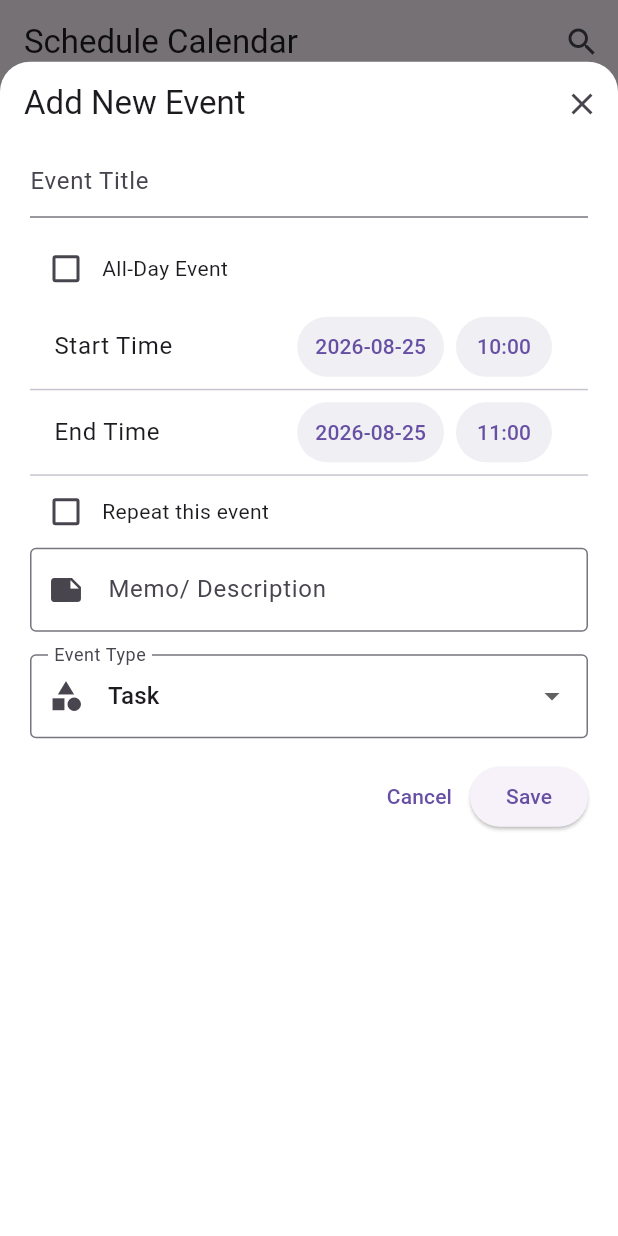
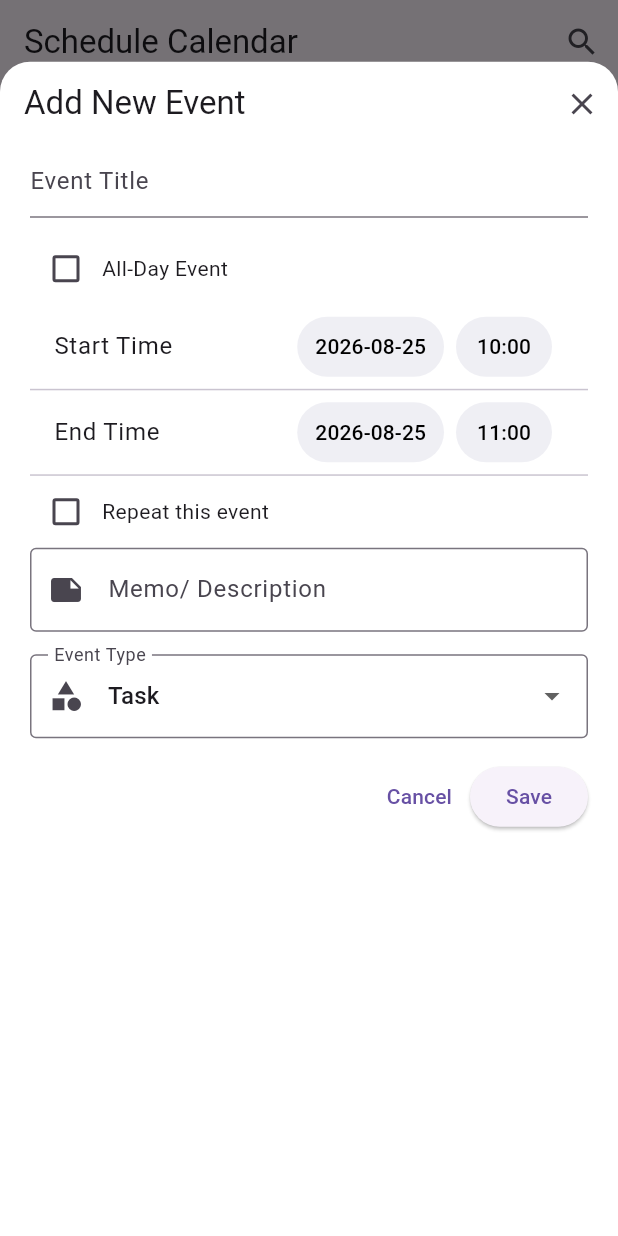
Before and after one commit to starwars-k/SceduleCalendar, a Flutter app: the screen it shows after launch, after a tap on the "add" icon, on a phone screen of 412 x 824 dp. Run offline on Flutter 3.47's test engine with Material 3 defaults, Android fonts, the light colour scheme and no system bars; drawn by our look-alikes of table_calendar; network calls fail.

```diff
--- a/calendar_frontend/lib/main.dart
+++ b/calendar_frontend/lib/main.dart
@@ -21,9 +21,11 @@ void main() => runApp(
             builder: (context, isLoading, child){
               if(!isLoading) return const SizedBox.shrink();
               return Container(
-                color: Colors.black.withOpacity(0.5),
+                color: Colors.black.withOpacity(0.3),
                 child: const Center(
-                  child: CircularProgressIndicator(),
+                  child: CircularProgressIndicator(
+                    color: Colors.black,
+                  ),
                 )
               );
             }
@@ -55,7 +57,7 @@ class _CalendarPageState extends State<CalendarPage> {
   bool _isAllDay = false; // New variable to track if the event is all-day
   bool _isRepeating = false;
   bool _endOn = false;
-  String _searchQuery = '';
+  //String _searchQuery = '';
   final bool _isSearching = false;
   DateTime _repeatEndDate = DateTime.now().add(const Duration(days: 1)); // Default repeat end date
   CalendarFormat _calendarFormat = CalendarFormat.month;
@@ -155,7 +157,7 @@ class _CalendarPageState extends State<CalendarPage> {
                         decoration: const InputDecoration(hintText: "Event Title"),
                       ),
                       const SizedBox(height: 10),
-                      // 3. All-Day Event Checkbox
+                      // 2. All-Day Event Checkbox
                       Row(
                         children: [
                           Checkbox(
@@ -177,7 +179,7 @@ class _CalendarPageState extends State<CalendarPage> {
                         ],
                       ),
                       if(!_isAllDay)...[
-                        // 4. Start Date & Time Picker
+                        // 3. Start Date & Time Picker
                         //Date Picker
                         ListTile(
                           title: const Text("Start Time"),
@@ -185,7 +187,10 @@ class _CalendarPageState extends State<CalendarPage> {
                             spacing: 8,
                             children: [
                               TextButton.icon(
-                                label: Text(DateFormat('yyyy-MM-dd').format(_startTime)),
+                                label: Text(
+                                  DateFormat('yyyy-MM-dd').format(_startTime),
+                                  style: TextStyle(color: Colors.black)
+                                ),
                                 style: TextButton.styleFrom(
                                   backgroundColor: CupertinoColors.extraLightBackgroundGray,
                                   shape: const StadiumBorder(),
@@ -218,6 +223,7 @@ class _CalendarPageState extends State<CalendarPage> {
                               TextButton(
                                 child:Text(
                                   DateFormat('HH:mm').format(_startTime),
+                                  style: TextStyle(color: Colors.black),
                                 ),
                                 style: TextButton.styleFrom(
                                   backgroundColor: CupertinoColors.extraLightBackgroundGray,
@@ -257,7 +263,10 @@ class _CalendarPageState extends State<CalendarPage> {
                             spacing: 8,
                             children: [
                               TextButton.icon(
-                                label: Text(DateFormat('yyyy-MM-dd').format(_endTime)),
+                                label: Text(
+                                  DateFormat('yyyy-MM-dd').format(_endTime),
+                                  style: TextStyle(color: Colors.black)
+                                ),
                                 style: TextButton.styleFrom(
                                   backgroundColor: CupertinoColors.extraLightBackgroundGray,
                                   shape: const StadiumBorder(),
@@ -290,6 +299,7 @@ class _CalendarPageState extends State<CalendarPage> {
                               TextButton(
                                 child:Text(
                                   DateFormat('HH:mm').format(_endTime),
+                                  style: TextStyle(color: Colors.black)
                                 ),
                                 style: TextButton.styleFrom(
                                   backgroundColor: CupertinoColors.extraLightBackgroundGray,
@@ -786,9 +796,9 @@ class _CalendarPageState extends State<CalendarPage> {
                                         menuSetState((){
                                           localQuery = value;
                                         });
-                                        setState((){
+                                        /*setState((){
                                           _searchQuery = value.toLowerCase();
-                                        });
+                                        });*/
                                       },
                                     ): DropdownButtonFormField<String>(
                                       value: localQuery.isEmpty ? null: localQuery,
@@ -814,9 +824,9 @@ class _CalendarPageState extends State<CalendarPage> {
                                           menuSetState((){
                                             localQuery = newValue;
                                           });
-                                          setState((){
+                                          /*setState((){
                                             _searchQuery = newValue.toLowerCase();
-                                          });
+                                          });*/
                                         }
                                       },
                                     ),
@@ -947,7 +957,7 @@ class _CalendarPageState extends State<CalendarPage> {
                                           setState((){
                                             _selectedDay = event.startTime;
                                             _focusedDay = event.startTime;
-                                            _searchQuery = event.title.toLowerCase();
+                                            //_searchQuery = event.title.toLowerCase();
                                           });
                                         },
                                       );
```
